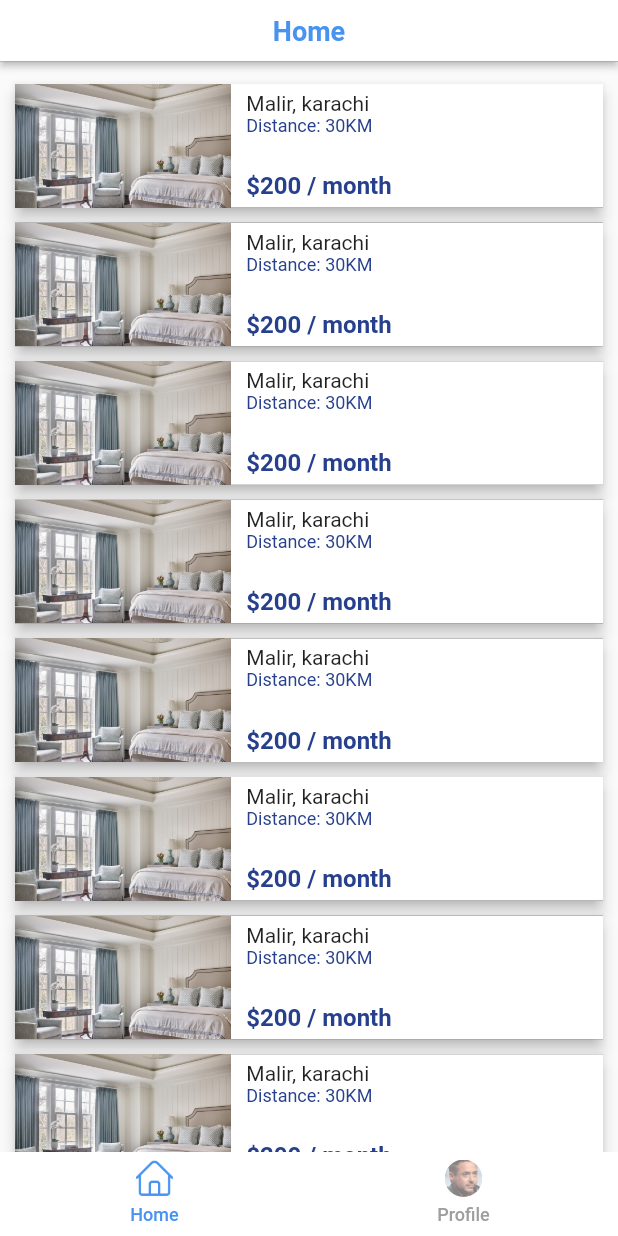
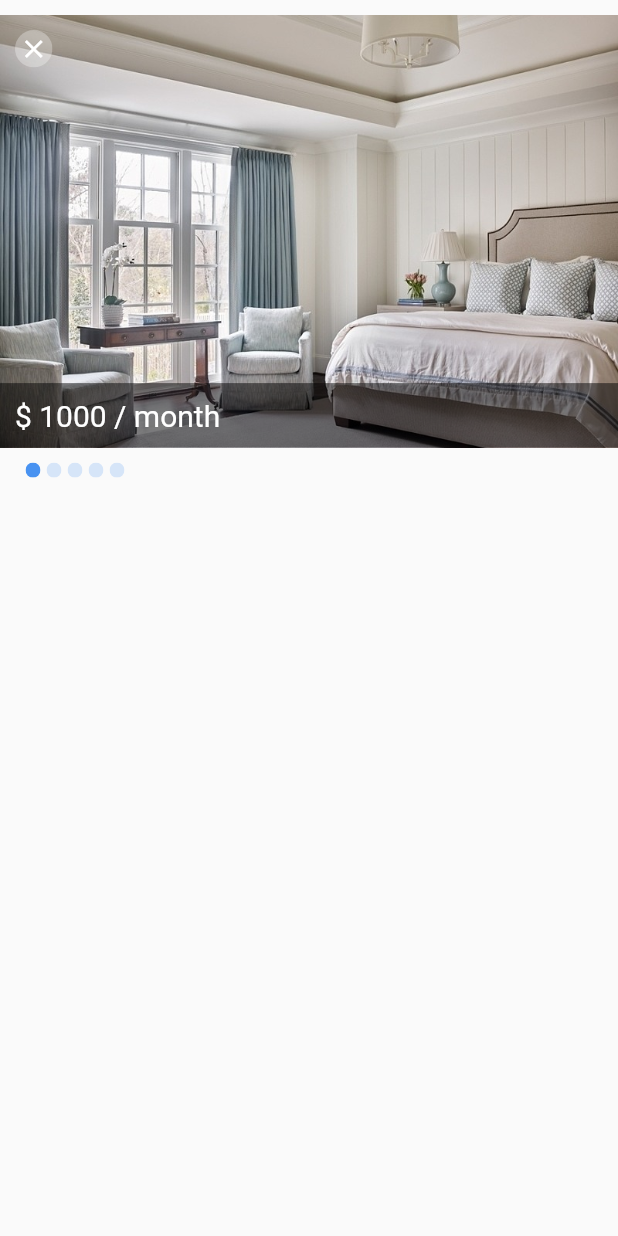
Before and after one commit to izaanjahangir/find-a-room-flutter, a Flutter app: the HomeTab screen opened by its route, after a tap on "Malir, karachi", on a phone screen of 412 x 824 dp. Run offline on Flutter 3.47's test engine with Material 2 defaults, Android fonts, the phone set to English and light mode, and no system bars; drawn by our look-alikes of carousel_slider, touchable_opacity; our stand-ins replace flutter_easyloading, geolocator, google_maps_flutter.

Commit message:
added basic carousel post details screen

```diff
--- /dev/null
+++ b/lib/components/carousel_indicator/carousel_indicator.dart
@@ -0,0 +1,21 @@
+import "package:flutter/material.dart";
+import 'package:izaan_want_a_room/config/theme_colors.dart';
+
+class CarouselIndicator extends StatelessWidget {
+  final bool active;
+
+  CarouselIndicator({this.active = false});
+
+  @override
+  Widget build(BuildContext context) {
+    return ClipOval(
+      child: AnimatedContainer(
+        duration: Duration(milliseconds: 500),
+        width: 10,
+        height: 10,
+        color:
+            active ? ThemeColors.lightBlue : ThemeColors.lightBlueTransparent,
+      ),
+    );
+  }
+}
--- a/lib/main.dart
+++ b/lib/main.dart
@@ -1,6 +1,7 @@
 import 'package:flutter/material.dart';
 import 'package:flutter_easyloading/flutter_easyloading.dart';
 import 'package:izaan_want_a_room/screens/home_tab/home_tab.dart';
+import 'package:izaan_want_a_room/screens/post_details/post_details.dart';
 import 'package:izaan_want_a_room/screens/register/register.dart';
 import 'package:izaan_want_a_room/screens/select_area/select_area.dart';
 import "package:izaan_want_a_room/screens/welcome/welcome.dart";
@@ -26,6 +27,7 @@ class MyApp extends StatelessWidget {
         Register.screenName: (context) => Register(),
         SelectArea.screenName: (context) => SelectArea(),
         HomeTab.screenName: (context) => HomeTab(),
+        PostDetails.screenName: (context) => PostDetails(),
       },
     );
   }
--- a/lib/screens/home/home.dart
+++ b/lib/screens/home/home.dart
@@ -1,5 +1,6 @@
 import "package:flutter/material.dart";
 import 'package:izaan_want_a_room/screens/home/home_item.dart';
+import 'package:izaan_want_a_room/screens/post_details/post_details.dart';
 
 class Home extends StatefulWidget {
   static const String screenName = "/home";
@@ -16,6 +17,10 @@ class _HomeState extends State<Home> {
 
   @override
   Widget build(BuildContext context) {
+    void navigateToDetails() {
+      Navigator.of(context).pushNamed(PostDetails.screenName);
+    }
+
     return SingleChildScrollView(
       child: Container(
         margin: const EdgeInsets.symmetric(vertical: 10),
@@ -23,27 +28,9 @@ class _HomeState extends State<Home> {
         child: Column(
           crossAxisAlignment: CrossAxisAlignment.start,
           children: [
-            HomeItem(),
-            HomeItem(),
-            HomeItem(),
-            HomeItem(),
-            HomeItem(),
-            HomeItem(),
-            HomeItem(),
-            HomeItem(),
-            HomeItem(),
-            HomeItem(),
-            HomeItem(),
-            HomeItem(),
-            HomeItem(),
-            HomeItem(),
-            HomeItem(),
-            HomeItem(),
-            HomeItem(),
-            HomeItem(),
-            HomeItem(),
-            HomeItem(),
-            HomeItem(),
+            HomeItem(
+              onTap: navigateToDetails,
+            ),
           ],
         ),
       ),
--- a/lib/screens/home/home_item.dart
+++ b/lib/screens/home/home_item.dart
@@ -2,6 +2,10 @@ import "package:flutter/material.dart";
 import 'package:izaan_want_a_room/config/theme_colors.dart';
 
 class HomeItem extends StatelessWidget {
+  final Function onTap;
+
+  HomeItem({@required this.onTap});
+
   @override
   Widget build(BuildContext context) {
     final size = MediaQuery.of(context).size;
@@ -14,7 +18,9 @@ class HomeItem extends StatelessWidget {
         child: Material(
           color: ThemeColors.white,
           child: InkWell(
-            onTap: () {},
+            onTap: () {
+              onTap();
+            },
             child: Container(
               height: size.width * 0.2,
               child: Row(
--- /dev/null
+++ b/lib/screens/post_details/carousel.dart
@@ -0,0 +1,31 @@
+import 'package:carousel_slider/carousel_slider.dart';
+import "package:flutter/material.dart";
+
+class Carousel extends StatelessWidget {
+  final Function onPageChanged;
+
+  Carousel({@required this.onPageChanged});
+
+  @override
+  Widget build(BuildContext context) {
+    final Size size = MediaQuery.of(context).size;
+
+    return CarouselSlider(
+      options: CarouselOptions(
+          viewportFraction: 1,
+          height: size.height * 0.35,
+          onPageChanged: onPageChanged),
+      items: [1, 2, 3, 4, 5].map((i) {
+        return Builder(
+          builder: (BuildContext context) {
+            return Image(
+              width: double.infinity,
+              fit: BoxFit.cover,
+              image: AssetImage("assets/images/room.jpeg"),
+            );
+          },
+        );
+      }).toList(),
+    );
+  }
+}
--- /dev/null
+++ b/lib/screens/post_details/indicators.dart
@@ -0,0 +1,23 @@
+import "package:flutter/material.dart";
+import 'package:izaan_want_a_room/components/carousel_indicator/carousel_indicator.dart';
+
+class Indicators extends StatelessWidget {
+  final int activeIndex;
+
+  Indicators({this.activeIndex});
+
+  @override
+  Widget build(BuildContext context) {
+    return Row(
+      children: [
+        ...[1, 2, 3, 4, 5]
+            .asMap()
+            .entries
+            .map((e) => Container(
+                margin: const EdgeInsets.symmetric(horizontal: 2),
+                child: CarouselIndicator(active: e.key == activeIndex)))
+            .toList()
+      ],
+    );
+  }
+}
--- /dev/null
+++ b/lib/screens/post_details/post_details.dart
@@ -0,0 +1,92 @@
+import 'dart:ui';
+
+import 'package:carousel_slider/carousel_options.dart';
+import "package:flutter/material.dart";
+import 'package:izaan_want_a_room/config/theme_colors.dart';
+// import 'package:carousel_slider/carousel_slider.dart';
+// import 'package:izaan_want_a_room/config/theme_colors.dart';
+import 'package:izaan_want_a_room/screens/post_details/carousel.dart';
+import 'package:izaan_want_a_room/screens/post_details/indicators.dart';
+import 'package:touchable_opacity/touchable_opacity.dart';
+
+class PostDetails extends StatefulWidget {
+  static const String screenName = "/post-details";
+
+  @override
+  _PostDetailsState createState() => _PostDetailsState();
+}
+
+class _PostDetailsState extends State<PostDetails> {
+  int currentCarouselIndex = 0;
+
+  dynamic handleCarouselPageChanged(
+      int newIndex, CarouselPageChangedReason reason) {
+    setState(() {
+      currentCarouselIndex = newIndex;
+    });
+  }
+
+  @override
+  Widget build(BuildContext context) {
+    final Size size = MediaQuery.of(context).size;
+
+    return SafeArea(
+      child: Scaffold(
+          body: Container(
+              margin: const EdgeInsets.only(top: 10),
+              child: SingleChildScrollView(
+                child: Container(
+                  child: Column(
+                    children: [
+                      Stack(
+                        children: [
+                          Carousel(onPageChanged: handleCarouselPageChanged),
+                          Positioned(
+                            bottom: 0,
+                            left: 0,
+                            child: Container(
+                              width: size.width,
+                              color: Color.fromRGBO(0, 0, 0, 0.5),
+                              padding: const EdgeInsets.symmetric(
+                                  horizontal: 10, vertical: 10),
+                              child: Text(
+                                "\$ 1000 / month",
+                                style: TextStyle(
+                                    fontSize: 20, color: ThemeColors.white),
+                              ),
+                            ),
+                          ),
+                          Positioned(
+                            top: 10,
+                            left: 10,
+                            child: TouchableOpacity(
+                              onTap: () {
+                                Navigator.of(context).pop();
+                              },
+                              child: ClipOval(
+                                child: Container(
+                                  width: 25,
+                                  height: 25,
+                                  color: Color.fromRGBO(255, 255, 255, 0.3),
+                                  child: Icon(
+                                    Icons.close,
+                                    size: 20,
+                                    color: ThemeColors.white,
+                                  ),
+                                ),
+                              ),
+                            ),
+                          )
+                        ],
+                      ),
+                      Container(
+                          margin: const EdgeInsets.only(top: 10),
+                          padding: const EdgeInsets.symmetric(horizontal: 15),
+                          child: Indicators(activeIndex: currentCarouselIndex))
+                    ],
+                  ),
+                ),
+              ))),
+    );
+  }
+}
--- a/pubspec.yaml
+++ b/pubspec.yaml
@@ -32,6 +32,7 @@ dependencies:
   google_maps_flutter: ^2.0.3
   geolocator: ^7.0.3
   flutter_easyloading: ^3.0.0
+  carousel_slider: ^3.0.0
 
 dev_dependencies:
   flutter_test:
```
Also changed, not shown: pubspec.lock.
